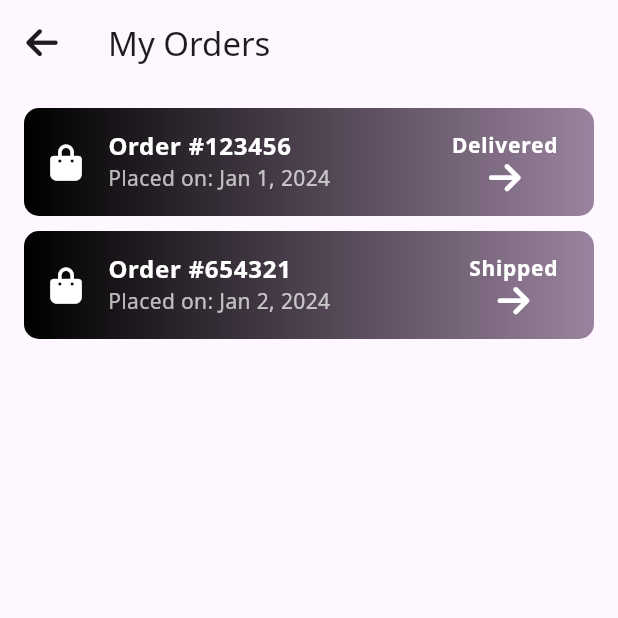
After one commit to IncalaCode/carriage, a Flutter app: the MyOrdersPagedriver screen opened directly, on a phone screen of 412 x 824 dp, the top half of it. The commit adds this screen. Run offline on Flutter 3.47's test engine with Material 3 defaults, Android fonts, the phone set to English and light mode, and no system bars; our stand-ins replace flutter_dotenv, flutter_map, flutter_typeahead, font_awesome_flutter, geolocator, image_picker and 2 more; missing offline and left inert: gebetamap; accounts and stored records are empty.

Commit message:
test for the map done and started the front

```diff
--- /dev/null
+++ b/frontend/lib/screens/Driver_map/sidebarMyOrderdriver.dart
@@ -0,0 +1,71 @@
+import 'package:flutter/material.dart';
+import 'package:font_awesome_flutter/font_awesome_flutter.dart';
+
+class MyOrdersPagedriver extends StatelessWidget {
+  @override
+  Widget build(BuildContext context) {
+    return Scaffold(
+      appBar: AppBar(
+        leading: IconButton(
+          icon: FaIcon(FontAwesomeIcons.arrowLeft),
+          onPressed: () {
+            Navigator.pop(context); // Back functionality
+          },
+        ),
+        title: Text('My Orders'),
+      ),
+      body: Padding(
+        padding: const EdgeInsets.all(16.0),
+        child: ListView(
+          children: [
+            _buildOrderTile(context, 'Order #123456', 'Placed on: Jan 1, 2024',
+                'Delivered'),
+            SizedBox(height: 10), // Space between items
+            _buildOrderTile(
+                context, 'Order #654321', 'Placed on: Jan 2, 2024', 'Shipped'),
+          ],
+        ),
+      ),
+    );
+  }
+
+  Widget _buildOrderTile(
+      BuildContext context, String orderId, String date, String status) {
+    return Container(
+      decoration: BoxDecoration(
+        gradient: LinearGradient(
+          colors: [Color(0xFF000000), Color(0xFF9A839E)],
+        ),
+        borderRadius: BorderRadius.circular(10),
+      ),
+      child: ListTile(
+        leading: Icon(FontAwesomeIcons.shoppingBag, color: Colors.white),
+        title: Text(
+          orderId,
+          style: TextStyle(color: Colors.white, fontWeight: FontWeight.bold),
+        ),
+        subtitle: Text(
+          date,
+          style: TextStyle(color: Colors.white70),
+        ),
+        trailing: Column(
+          mainAxisAlignment: MainAxisAlignment.center,
+          children: [
+            Text(
+              status,
+              style: TextStyle(
+                color: Colors.white,
+                fontWeight: FontWeight.bold,
+                fontSize: 14,
+              ),
+            ),
+            Icon(FontAwesomeIcons.arrowRight, color: Colors.white),
+          ],
+        ),
+        onTap: () {
+          // Navigate to order details
+        },
+      ),
+    );
+  }
+}
```
Also changed, not shown: frontend/lib/screens/Driver_main_screen.dart (+30 -13 lines), frontend/lib/screens/Driver_map/driver_map_component.dart (+1 -22 lines), frontend/lib/screens/main_app_screen.dart (+18 -11 lines).
